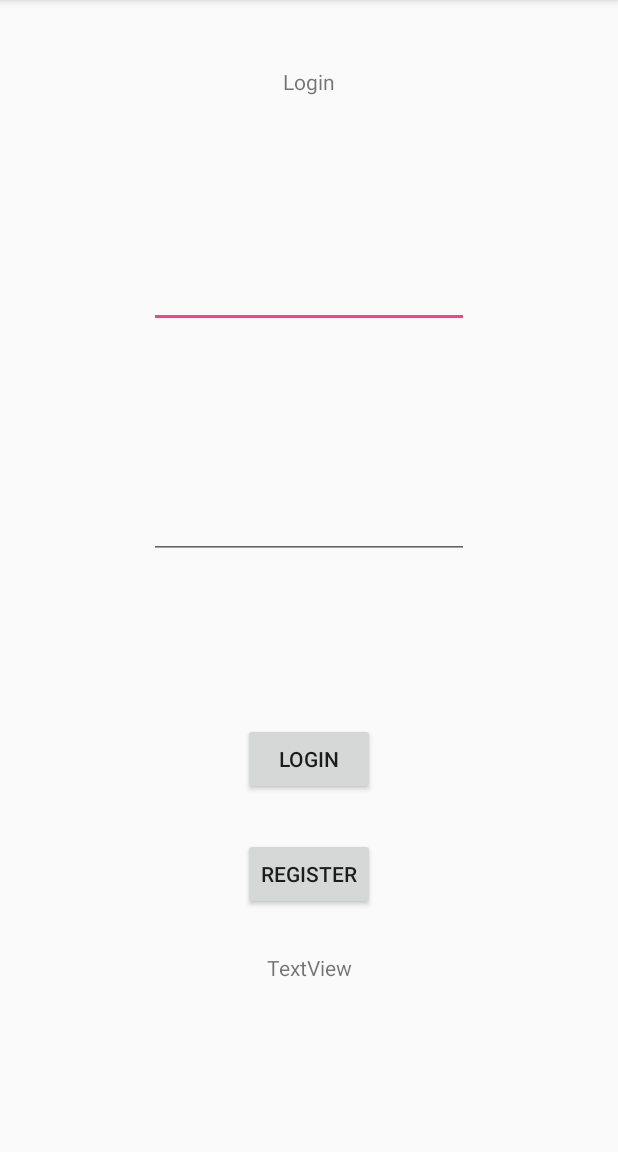
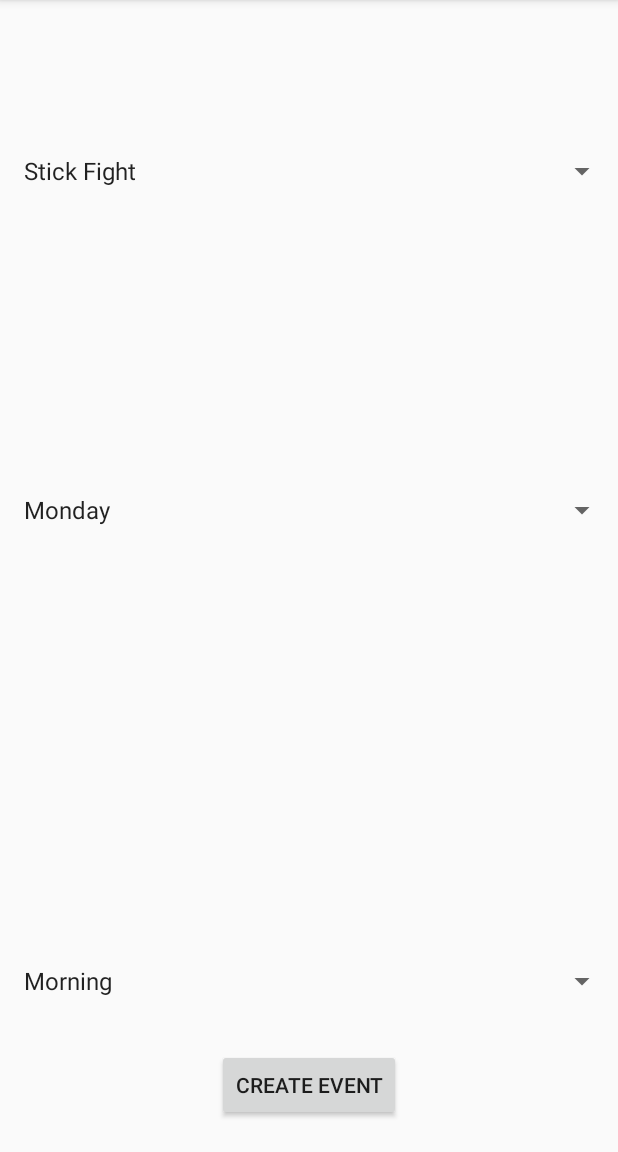
Before and after one commit to Chaotoss/GamePlanner, an Android app: the screen it shows after launch (MainActivity before the commit, CreateEventActivity after it), on a phone screen of 412 x 824 dp, the part 84-1236 px from its top. Run offline under Robolectric (Android 15) with nearby library versions, the phone set to English and light mode, and no system bars; our stand-ins replace Firebase (no records; nobody signed in at launch, a user with empty details on screens opened directly).

Commit message:
Added Create Event Function Added Register Function Added Main Menu for logged in users

```diff
--- a/app/src/main/AndroidManifest.xml
+++ b/app/src/main/AndroidManifest.xml
@@ -11,14 +11,16 @@
         android:roundIcon="@mipmap/ic_launcher_round"
         android:supportsRtl="true"
         android:theme="@style/AppTheme">
-        <activity android:name=".MainActivity">
+        <activity android:name=".CreateEventActivity">
             <intent-filter>
                 <action android:name="android.intent.action.MAIN" />
 
                 <category android:name="android.intent.category.LAUNCHER" />
             </intent-filter>
         </activity>
-        <activity android:name=".RegisterActivity"></activity>
+        <activity android:name=".RegisterActivity" />
+        <activity android:name=".HomeActivity" />
+        <activity android:name=".MainActivity"></activity>
     </application>
 
 </manifest>
--- /dev/null
+++ b/app/src/main/java/com/example/dirkcornelis/gameplanner/CreateEventActivity.java
@@ -0,0 +1,76 @@
+package com.example.dirkcornelis.gameplanner;
+
+import android.content.Intent;
+import android.support.v7.app.AppCompatActivity;
+import android.os.Bundle;
+import android.util.Log;
+import android.view.View;
+import android.widget.AdapterView;
+import android.widget.ArrayAdapter;
+import android.widget.Button;
+import android.widget.Spinner;
+import android.widget.Toast;
+
+import com.google.android.gms.tasks.OnSuccessListener;
+import com.google.firebase.auth.FirebaseAuth;
+import com.google.firebase.auth.FirebaseUser;
+import com.google.firebase.database.DatabaseReference;
+import com.google.firebase.database.FirebaseDatabase;
+
+public class CreateEventActivity extends AppCompatActivity {
+    Spinner GameSpinner, DaySpinner, ToDSpinner;
+    Button createEventBtn;
+
+    DatabaseReference databaseReference;
+
+    @Override
+    protected void onCreate(Bundle savedInstanceState) {
+        super.onCreate(savedInstanceState);
+        setContentView(R.layout.activity_create_event);
+
+
+        GameSpinner = findViewById(R.id.gameSpinner);
+        DaySpinner = findViewById(R.id.daySpinner);
+        ToDSpinner = findViewById(R.id.ToDSpinner);
+        createEventBtn = findViewById(R.id.createEventBtn);
+
+
+        databaseReference = FirebaseDatabase.getInstance().getReference().child("Events");
+
+        ArrayAdapter<String> GameAdapter = new ArrayAdapter<String>(CreateEventActivity.this,
+                android.R.layout.simple_list_item_1, getResources().getStringArray(R.array.Game));
+        ArrayAdapter<String> DayAdapter = new ArrayAdapter<String>(CreateEventActivity.this,
+                android.R.layout.simple_list_item_1, getResources().getStringArray(R.array.day));
+        ArrayAdapter<String> ToDAdapter = new ArrayAdapter<String>(CreateEventActivity.this,
+                android.R.layout.simple_list_item_1, getResources().getStringArray(R.array.ToD));
+
+        GameAdapter.setDropDownViewResource(android.R.layout.simple_spinner_dropdown_item);
+        DayAdapter.setDropDownViewResource(android.R.layout.simple_spinner_dropdown_item);
+        ToDAdapter.setDropDownViewResource(android.R.layout.simple_spinner_dropdown_item);
+
+        GameSpinner.setAdapter(GameAdapter);
+        DaySpinner.setAdapter(DayAdapter);
+        ToDSpinner.setAdapter(ToDAdapter);
+
+
+        createEventBtn.setOnClickListener(new View.OnClickListener() {
+            @Override
+            public void onClick(View v) {
+                String Game = GameSpinner.getSelectedItem().toString().trim();
+                String Day = DaySpinner.getSelectedItem().toString().trim();
+                String TimeOfDay = ToDSpinner.getSelectedItem().toString().trim();
+
+                GameEvent gameEvent = new GameEvent(Game, Day, TimeOfDay);
+                databaseReference.push().setValue(gameEvent).addOnSuccessListener(new OnSuccessListener<Void>() {
+                    @Override
+                    public void onSuccess(Void aVoid) {
+                        Toast.makeText(getApplicationContext(), "Event successfully added!", Toast.LENGTH_LONG).show();
+                        Intent intent = new Intent(CreateEventActivity.this, HomeActivity.class);
+                        startActivity(intent);
+                    }
+                });
+            }
+        });
+
+    }
+}
--- /dev/null
+++ b/app/src/main/res/layout/activity_create_event.xml
@@ -0,0 +1,53 @@
+<?xml version="1.0" encoding="utf-8"?>
+<android.support.constraint.ConstraintLayout xmlns:android="http://schemas.android.com/apk/res/android"
+    xmlns:app="http://schemas.android.com/apk/res-auto"
+    xmlns:tools="http://schemas.android.com/tools"
+    android:layout_width="match_parent"
+    android:layout_height="match_parent"
+    tools:context=".CreateEventActivity">
+
+    <Spinner
+        android:id="@+id/gameSpinner"
+        android:layout_width="match_parent"
+        android:layout_height="wrap_content"
+        app:layout_constraintBottom_toTopOf="@+id/daySpinner"
+        app:layout_constraintEnd_toEndOf="parent"
+        app:layout_constraintHorizontal_bias="0.0"
+        app:layout_constraintStart_toStartOf="parent"
+        app:layout_constraintTop_toTopOf="parent" />
+
+    <Spinner
+        android:id="@+id/daySpinner"
+        android:layout_width="match_parent"
+        android:layout_height="wrap_content"
+        android:layout_marginTop="88dp"
+        app:layout_constraintBottom_toTopOf="@+id/ToDSpinner"
+        app:layout_constraintEnd_toEndOf="parent"
+        app:layout_constraintHorizontal_bias="0.0"
+        app:layout_constraintStart_toStartOf="parent"
+        app:layout_constraintTop_toBottomOf="@+id/gameSpinner" />
+
+    <Spinner
+        android:id="@+id/ToDSpinner"
+        android:layout_width="match_parent"
+        android:layout_height="wrap_content"
+        android:layout_marginTop="176dp"
+        app:layout_constraintBottom_toBottomOf="parent"
+        app:layout_constraintEnd_toEndOf="parent"
+        app:layout_constraintHorizontal_bias="0.0"
+        app:layout_constraintStart_toStartOf="parent"
+        app:layout_constraintTop_toBottomOf="@+id/daySpinner" />
+
+    <Button
+        android:id="@+id/createEventBtn"
+        android:layout_width="wrap_content"
+        android:layout_height="wrap_content"
+        android:text="Create Event"
+        app:layout_constraintBottom_toBottomOf="parent"
+        app:layout_constraintEnd_toEndOf="parent"
+        app:layout_constraintHorizontal_bias="0.5"
+        app:layout_constraintStart_toStartOf="parent"
+        app:layout_constraintTop_toBottomOf="@+id/ToDSpinner" />
+
+
+</android.support.constraint.ConstraintLayout>
--- a/app/src/main/res/layout/activity_main.xml
+++ b/app/src/main/res/layout/activity_main.xml
@@ -19,6 +19,7 @@
 
     <EditText
         android:id="@+id/email"
+        android:hint="Email Address"
         android:layout_width="wrap_content"
         android:layout_height="wrap_content"
         android:ems="10"
@@ -30,6 +31,7 @@
 
     <EditText
         android:id="@+id/password"
+        android:hint="Password"
         android:layout_width="wrap_content"
         android:layout_height="wrap_content"
         android:ems="10"
--- a/app/src/main/res/layout/activity_register.xml
+++ b/app/src/main/res/layout/activity_register.xml
@@ -8,6 +8,7 @@
 
     <EditText
         android:id="@+id/emailTxt"
+        android:hint="Email Address"
         android:layout_width="wrap_content"
         android:layout_height="wrap_content"
         android:ems="10"
@@ -20,6 +21,7 @@
 
     <EditText
         android:id="@+id/usernameTxt"
+        android:hint="Username"
         android:layout_width="wrap_content"
         android:layout_height="wrap_content"
         android:ems="10"
@@ -32,6 +34,7 @@
 
     <EditText
         android:id="@+id/passwordTxt"
+        android:hint="Password"
         android:layout_width="wrap_content"
         android:layout_height="wrap_content"
         android:ems="10"
@@ -44,6 +47,7 @@
 
     <EditText
         android:id="@+id/passwordTxt2"
+        android:hint="Password (repeat)"
         android:layout_width="wrap_content"
         android:layout_height="wrap_content"
         android:ems="10"
--- a/app/src/main/res/values/strings.xml
+++ b/app/src/main/res/values/strings.xml
@@ -1,4 +1,26 @@
 <resources>
     <string name="app_name">Game Planner</string>
     <string name="LoginTxt">Login</string>
+    <string-array name="Game">
+        <item>Stick Fight</item>
+        <item>League of Legends</item>
+        <item>PlayerUnknown Battlegrounds</item>
+        <item>Totally Acurate Battlegrounds</item>
+        <item>Stellaris</item>
+        <item>Dark Souls Remastered</item>
+    </string-array>
+    <string-array name="day">
+        <item>Monday</item>
+        <item>Tuesday</item>
+        <item>Wednesday</item>
+        <item>Thursday</item>
+        <item>Friday</item>
+        <item>Saturday</item>
+        <item>Sunday</item>
+    </string-array>
+    <string-array name="ToD">
+        <item>Morning</item>
+        <item>Afternoon</item>
+        <item>Evening</item>
+    </string-array>
 </resources>
```
Also changed, not shown: app/build.gradle (+5 -2 lines), app/src/main/java/com/example/dirkcornelis/gameplanner/GameEvent.java (added, +15 -0 lines), app/src/main/java/com/example/dirkcornelis/gameplanner/HomeActivity.java (added, +46 -0 lines), app/src/main/java/com/example/dirkcornelis/gameplanner/MainActivity.java (+26 -15 lines), app/src/main/java/com/example/dirkcornelis/gameplanner/RegisterActivity.java (+9 -12 lines).
